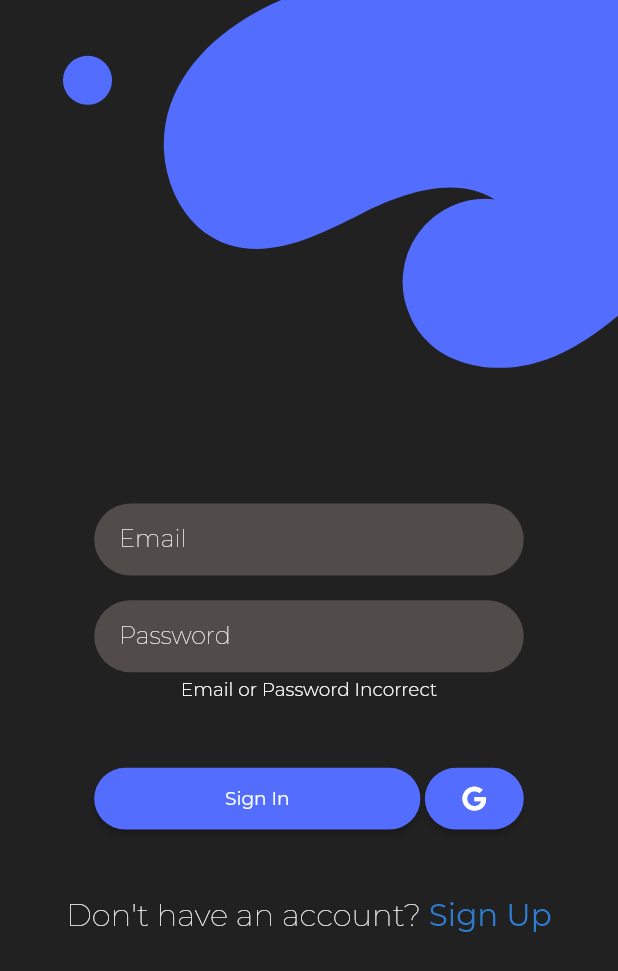
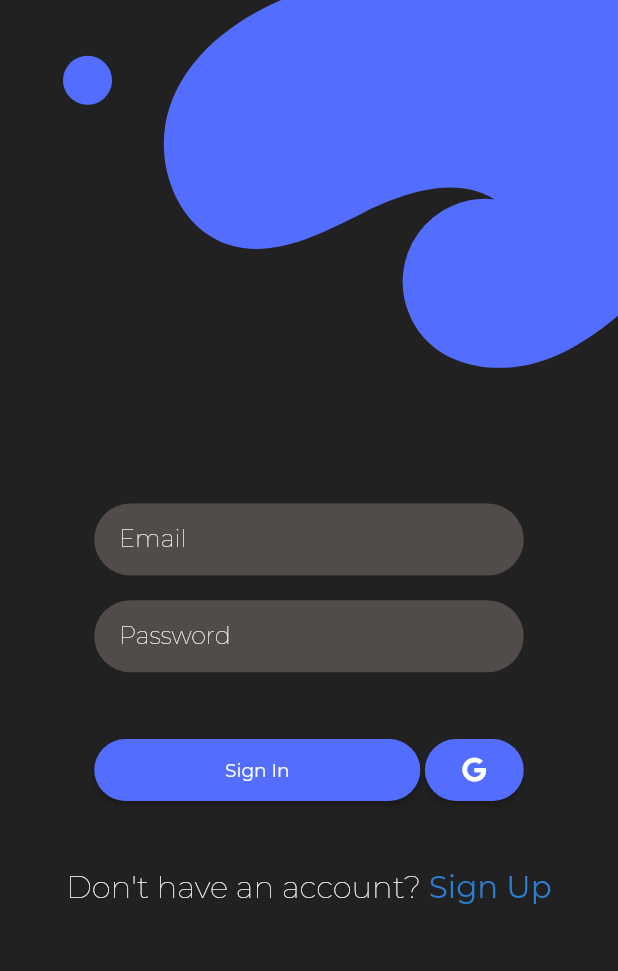
Before and after one commit to YoussefChajia/game-prize, a Flutter app: the screen it shows after launch, on a phone screen of 412 x 824 dp. Shown: the top 971 px of the screen. Run offline on Flutter 3.47's test engine with Material 2 defaults, Android fonts, the phone set to English and light mode, and no system bars; our stand-ins replace firebase_auth, firebase_core, flutter_svg, font_awesome_flutter, google_fonts, google_sign_in and 1 more; missing offline and left inert: dart:html; accounts and stored records are empty.

Commit message:
Incorrect credentials SignIn error added

```diff
--- a/lib/Screens/signInEmail.dart
+++ b/lib/Screens/signInEmail.dart
@@ -64,17 +64,24 @@ class _SignInEmailPageState extends State<SignInEmailPage> {
                         fieldType: TextFieldType.Password,
                         textController: passwordController),
                     SizedBox(
-                      height: context.read<ScreenSize>().width * .01,
+                      height: context.read<ScreenSize>().width *
+                          (this.errorSignIn ? .01 : 0),
                     ),
-                    Center(
+                    this.errorSignIn
+                        ? Center(
                             child: Text(
                               "Email or Password Incorrect",
                               style: GoogleFonts.montserrat(
                                 color: Colors.white,
-                          fontSize: context.read<ScreenSize>().width * .03,
+                                fontSize:
+                                    context.read<ScreenSize>().width * .03,
                                 fontWeight: FontWeight.w300,
                               ),
                             ),
+                          )
+                        : SizedBox(
+                            height: 0,
+                            width: 0,
                           ),
                     SizedBox(
                       height: context.read<ScreenSize>().height * .05,
```
Lines whose indentation alone changed are shown as unchanged.
